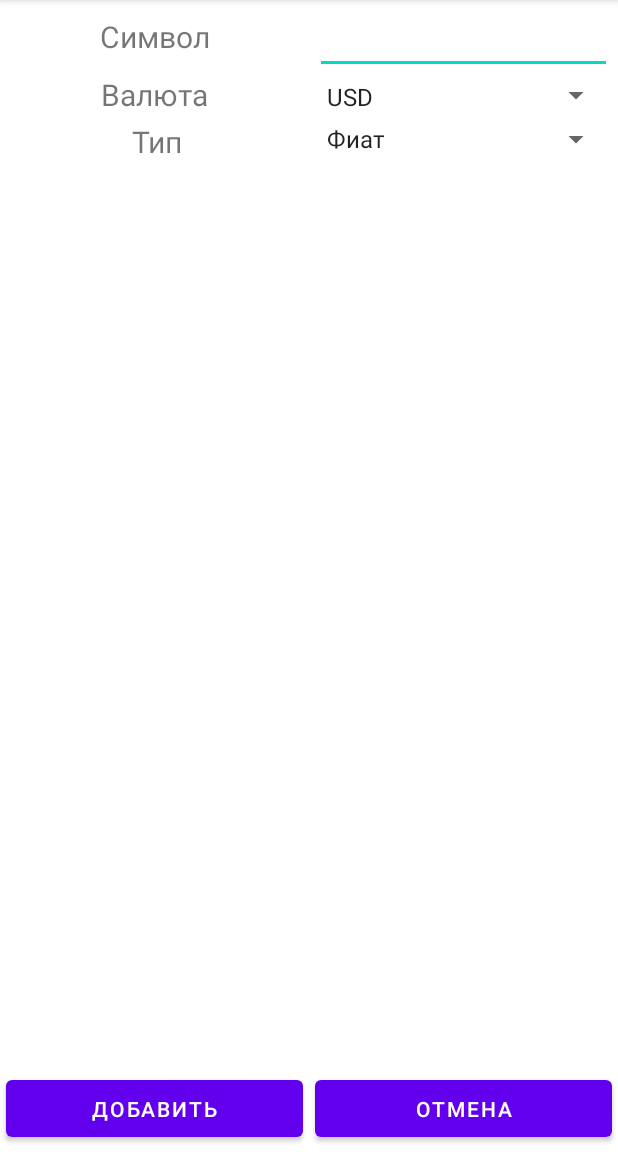
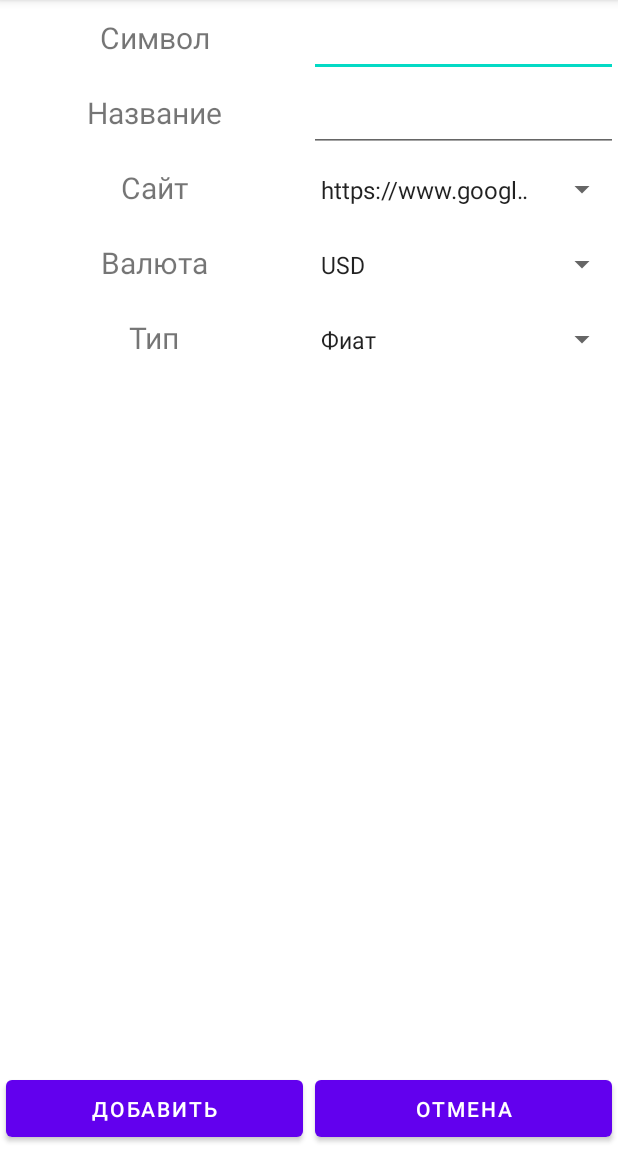
Before and after one commit to cloy123/CryptoState, an Android app: the fragment AddPrice shown on its own in the app's theme, on a phone screen of 412 x 824 dp, the part 84-1236 px from its top. Run offline under Robolectric (Android 15) with nearby library versions, the phone set to English and light mode, and no system bars.

Commit message:
добавил другой сайт для парсинга курсов

```diff
--- a/app/src/main/java/com/monsieur/cloy/cryptostate/ui/prices/PricesRecyclerAdapter.kt
+++ b/app/src/main/java/com/monsieur/cloy/cryptostate/ui/prices/PricesRecyclerAdapter.kt
@@ -47,6 +47,8 @@ class PricesRecyclerAdapter() : RecyclerView.Adapter<PricesRecyclerAdapter.ViewH
             holder.rubPrice.text = item.priceRUB.toString()
             holder.uahPrice.text = item.priceUAH.toString()
             holder.usdPrice.text = item.priceUSD.toString()
+            holder.url.text = item.url
+            holder.symbolName.text = item.symbolName
             holder.mainPrice.text = item.getMainPrice().toString()
             holder.card.setOnClickListener {
                 if(holder.isOpen){
@@ -77,6 +79,8 @@ class PricesRecyclerAdapter() : RecyclerView.Adapter<PricesRecyclerAdapter.ViewH
 
     class ViewHolder(itemView: View) : RecyclerView.ViewHolder(itemView) {
         var symbol: TextView = itemView.findViewById(R.id.symbol)
+        var symbolName: TextView = itemView.findViewById(R.id.symbolName)
+        var url: TextView = itemView.findViewById(R.id.url)
         var mainPrice: TextView = itemView.findViewById(R.id.mainPrice)
         var rubPrice: TextView = itemView.findViewById(R.id.price_rub)
         var usdPrice: TextView = itemView.findViewById(R.id.price_usd)
--- a/app/src/main/java/com/monsieur/cloy/cryptostate/utilits/appConstants.kt
+++ b/app/src/main/java/com/monsieur/cloy/cryptostate/utilits/appConstants.kt
@@ -4,5 +4,8 @@ import com.monsieur.cloy.cryptostate.MainActivity
 import com.monsieur.cloy.cryptostate.R
 
 lateinit var APP_ACTIVITY: MainActivity
-val url get() = APP_ACTIVITY.getString(R.string.url)
+val urlGoogleFinance get() = APP_ACTIVITY.getString(R.string.urlGoogleFinance)
+val elementGoogleFinance = "div[class=YMlKec fxKbKc]"
+val urlYahooFinance get() = APP_ACTIVITY.getString(R.string.urlYahooFinance)
+val elementYahooFinance = "span[class=Trsdu(0.3s) Fw(b) Fz(36px) Mb(-4px) D(ib)]"
 val FILE_NAME = "CryptoStateData.json"
--- a/app/src/main/res/layout/fragment_add_price.xml
+++ b/app/src/main/res/layout/fragment_add_price.xml
@@ -6,73 +6,124 @@
     android:layout_height="match_parent"
     tools:context=".ui.prices.AddPrice">
 
+
+    <LinearLayout
+        app:layout_constraintTop_toTopOf="parent"
+        android:layout_width="match_parent"
+        android:layout_height="wrap_content"
+        android:orientation="vertical">
+
+    <LinearLayout
+        android:orientation="horizontal"
+        android:layout_width="match_parent"
+        android:layout_height="wrap_content">
+
         <TextView
-        android:layout_margin="4dp"
-        android:id="@+id/textView"
+            android:layout_weight="1"
             android:layout_width="0dp"
-        android:layout_height="0dp"
             android:text="Символ"
-        android:textSize="20dp"
-        app:layout_constraintBottom_toBottomOf="@+id/symbol"
-        app:layout_constraintStart_toStartOf="parent"
-        app:layout_constraintEnd_toStartOf="@id/symbol"
-        app:layout_constraintTop_toTopOf="parent"
+            android:textSize="20sp"
+            android:layout_height="50dp"
             android:gravity="center"/>
 
         <EditText
-        android:layout_margin="4dp"
             android:id="@+id/symbol"
+            android:layout_weight="1"
             android:layout_width="0dp"
-        android:layout_height="wrap_content"
-        app:layout_constraintEnd_toEndOf="parent"
-        app:layout_constraintStart_toEndOf="@+id/textView"
-        app:layout_constraintTop_toTopOf="parent" />
+            android:layout_height="50dp"/>
+
+    </LinearLayout>
+
+    <LinearLayout
+        android:orientation="horizontal"
+        android:layout_width="match_parent"
+        android:layout_height="wrap_content">
 
         <TextView
-        android:layout_margin="4dp"
-        android:id="@+id/textView2"
+            android:layout_weight="1"
             android:layout_width="0dp"
-        android:layout_height="wrap_content"
-        android:text="Валюта"
-        android:textSize="20dp"
-        app:layout_constraintStart_toStartOf="parent"
-        app:layout_constraintTop_toBottomOf="@+id/textView"
-        app:layout_constraintEnd_toStartOf="@id/spinnerCurrency"
+            android:text="Название"
+            android:textSize="20sp"
+            android:layout_height="50dp"
+            android:gravity="center"/>
+
+        <EditText
+            android:id="@+id/symbolName"
+            android:layout_weight="1"
+            android:layout_width="0dp"
+            android:layout_height="50dp"/>
+
+    </LinearLayout>
+
+        <LinearLayout
+            android:orientation="horizontal"
+            android:layout_width="match_parent"
+            android:layout_height="wrap_content">
+
+            <TextView
+                android:layout_weight="1"
+                android:layout_width="0dp"
+                android:text="Сайт"
+                android:textSize="20sp"
+                android:layout_height="50dp"
                 android:gravity="center"/>
 
             <Spinner
-        android:layout_margin="4dp"
-        android:id="@+id/spinnerCurrency"
+                android:id="@+id/spinnerUrl"
+                android:layout_weight="1"
                 android:layout_width="0dp"
-        android:layout_height="0dp"
-        app:layout_constraintBottom_toBottomOf="@+id/textView2"
-        app:layout_constraintEnd_toEndOf="parent"
-        app:layout_constraintStart_toEndOf="@id/textView2"
-        app:layout_constraintTop_toBottomOf="@+id/symbol"
-        android:entries="@array/currency"/>
+                android:layout_height="50dp"
+                android:entries="@array/sites"/>
+
+        </LinearLayout>
+
+        <LinearLayout
+            android:orientation="horizontal"
+            android:layout_width="match_parent"
+            android:layout_height="wrap_content">
 
             <TextView
-        android:layout_margin="4dp"
-        android:id="@+id/textView3"
+                android:layout_weight="1"
                 android:layout_width="0dp"
-        android:layout_height="wrap_content"
-        android:text="Тип"
-        android:textSize="20dp"
-        app:layout_constraintStart_toStartOf="parent"
-        app:layout_constraintTop_toBottomOf="@+id/textView2"
-        app:layout_constraintEnd_toStartOf="@id/spinnerCurrency"
+                android:layout_height="50dp"
+                android:text="Валюта"
+                android:textSize="20sp"
                 android:gravity="center"/>
 
             <Spinner
-        android:layout_margin="4dp"
+                android:id="@+id/spinnerCurrency"
+                android:layout_weight="1"
+                android:layout_width="0dp"
+                android:layout_height="50dp"
+                android:entries="@array/currency"/>
+        </LinearLayout>
+
+        <LinearLayout
+            android:orientation="horizontal"
+            android:layout_width="match_parent"
+            android:layout_height="wrap_content">
+
+            <TextView
+                android:layout_weight="1"
+                android:layout_width="0dp"
+                android:layout_height="50dp"
+                android:text="Тип"
+                android:textSize="20sp"
+                android:gravity="center"/>
+
+            <Spinner
                 android:id="@+id/spinnerCategory"
+                android:layout_weight="1"
                 android:layout_width="0dp"
-        android:layout_height="0dp"
-        app:layout_constraintBottom_toBottomOf="@+id/textView3"
-        app:layout_constraintEnd_toEndOf="parent"
-        app:layout_constraintStart_toEndOf="@id/textView3"
-        app:layout_constraintTop_toBottomOf="@+id/textView2"
+                android:layout_height="50dp"
                 android:entries="@array/categories_names"/>
+        </LinearLayout>
+
+    </LinearLayout>
+
+
+
+
 
     <Button
         android:text="Добавить"
--- a/app/src/main/res/values-night/themes.xml
+++ b/app/src/main/res/values-night/themes.xml
@@ -2,12 +2,12 @@
     <!-- Base application theme. -->
     <style name="Theme.CryptoState" parent="Theme.MaterialComponents.DayNight.DarkActionBar">
         <!-- Primary brand color. -->
-        <item name="colorPrimary">@color/purple_200</item>
+        <item name="colorPrimary">@color/purple_500</item>
         <item name="colorPrimaryVariant">@color/purple_700</item>
-        <item name="colorOnPrimary">@color/black</item>
+        <item name="colorOnPrimary">@color/white</item>
         <!-- Secondary brand color. -->
         <item name="colorSecondary">@color/teal_200</item>
-        <item name="colorSecondaryVariant">@color/teal_200</item>
+        <item name="colorSecondaryVariant">@color/teal_700</item>
         <item name="colorOnSecondary">@color/black</item>
         <!-- Status bar color. -->
         <item name="android:statusBarColor" tools:targetApi="l">?attr/colorPrimaryVariant</item>
--- a/app/src/main/res/values/strings.xml
+++ b/app/src/main/res/values/strings.xml
@@ -1,7 +1,13 @@
 <resources>
     <string name="app_name">CryptoState</string>
 
-    <string name="url">https://www.google.com/finance/quote/</string>
+    <string name="urlGoogleFinance">https://www.google.com/finance/quote/</string>
+    <string name="urlYahooFinance">https://finance.yahoo.com/quote/</string>
+    <string-array name="sites">
+        <item>https://www.google.com/finance/quote/</item>
+        <item>https://finance.yahoo.com/quote/</item>
+    </string-array>
+
 
     <string name="page_courses_name">Курсы</string>
     <string name="page_my_assets_state_name">Активы</string>
```
Also changed, not shown: app/src/main/java/com/monsieur/cloy/cryptostate/model/Prices/Price.kt (+4 -4 lines), app/src/main/java/com/monsieur/cloy/cryptostate/model/Prices/Prices.kt (+5 -11 lines), app/src/main/java/com/monsieur/cloy/cryptostate/model/Prices/UsdPrices.kt (+8 -7 lines), app/src/main/java/com/monsieur/cloy/cryptostate/ui/prices/AddPrice.kt (+14 -2 lines), app/src/main/java/com/monsieur/cloy/cryptostate/utilits/functions.kt (+8 -0 lines), app/src/main/java/com/monsieur/cloy/cryptostate/viewModels/MainViewModel.kt (+13 -10 lines), app/src/main/res/layout/prices_card_layout.xml (+20 -5 lines). Lines whose indentation alone changed are shown as unchanged.
